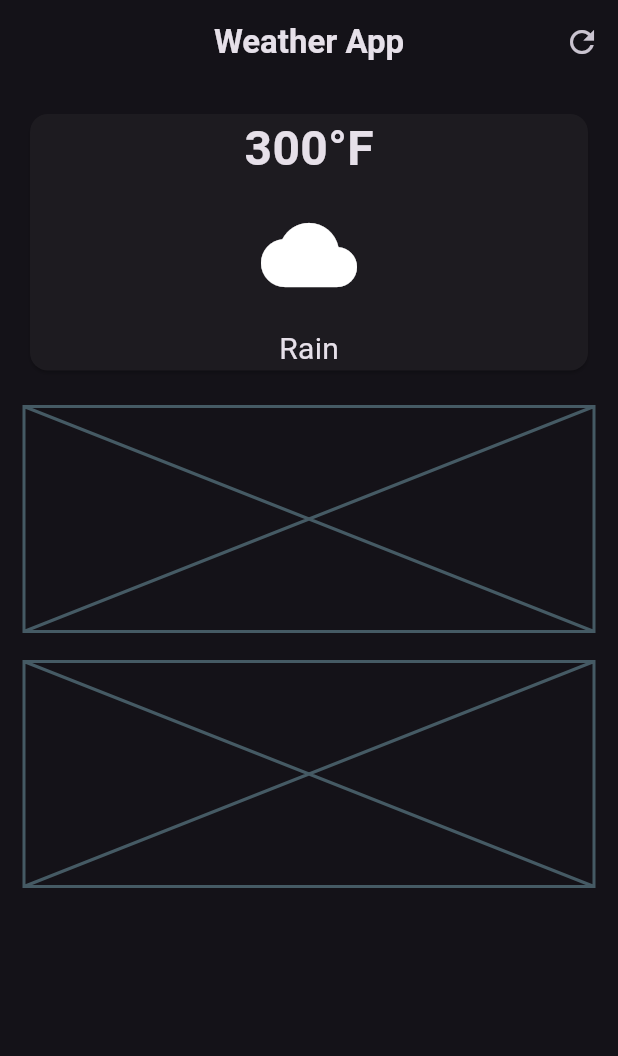
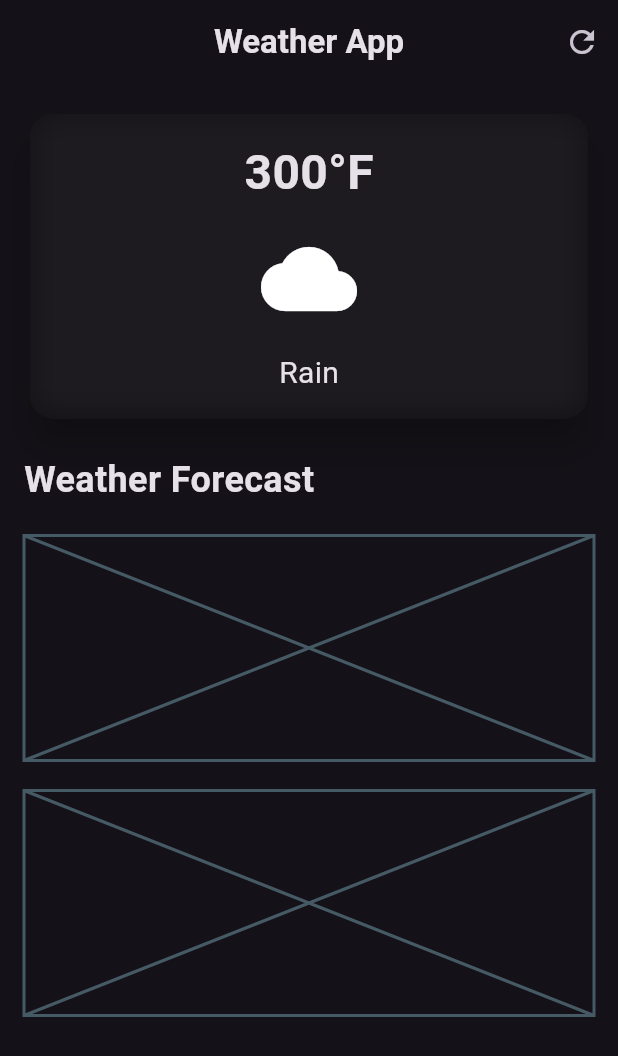
Before and after one commit to Taoheedoh/weather_app, a Flutter app: the screen it shows after launch, on a phone screen of 412 x 824 dp. Shown: the top 1056 px of the screen. Run offline on Flutter 3.47's test engine with Material 3 defaults, Android fonts, the phone set to English and light mode, and no system bars.

Commit message:
Add weather forecast card

```diff
--- a/lib/weatherscreen.dart
+++ b/lib/weatherscreen.dart
@@ -1,3 +1,5 @@
+import 'dart:ui';
+
 import 'package:flutter/material.dart';
 
 class WeatherScreen extends StatelessWidget {
@@ -19,14 +21,26 @@ class WeatherScreen extends StatelessWidget {
           ),
         ],
       ),
-      body: const Padding(
-        padding: EdgeInsets.all(16),
+      body:  Padding(
+        padding: const EdgeInsets.all(16),
         child: Column(
+          crossAxisAlignment: CrossAxisAlignment.start,
           children: [
             // main card
             SizedBox(
               width: double.infinity,
               child: Card(
+                elevation: 10,
+                shape: RoundedRectangleBorder(
+                  borderRadius: BorderRadius.circular(16),
+                ),
+                child:  ClipRRect(
+                  borderRadius: BorderRadius.circular(16),
+                  child: BackdropFilter(
+                    filter: ImageFilter.blur(sigmaX: 10, sigmaY: 10,),
+
+                    child: const Padding(
+                      padding: EdgeInsets.all(16),
                       child: Column(
                         children: [
                           Text(
@@ -56,19 +70,33 @@ class WeatherScreen extends StatelessWidget {
                       ),
                     ),
                   ),
-            SizedBox(
+                ),
+              ),
+            ),
+            const SizedBox(
               height: 20,
             ),
+
+            const Text(
+              'Weather Forecast',
+              style: TextStyle(
+                fontSize: 24,
+                fontWeight: FontWeight.bold,
+              ),
+            ),
+
+            const SizedBox(height: 20,),
             // weather forecast card
-            Placeholder(
+
+            const Placeholder(
               fallbackHeight: 150,
             ),
 
-            SizedBox(
+            const SizedBox(
               height: 20,
             ),
             // additional information
-            Placeholder(
+            const Placeholder(
               fallbackHeight: 150,
             ),
           ],
```
Lines whose indentation alone changed are shown as unchanged.
